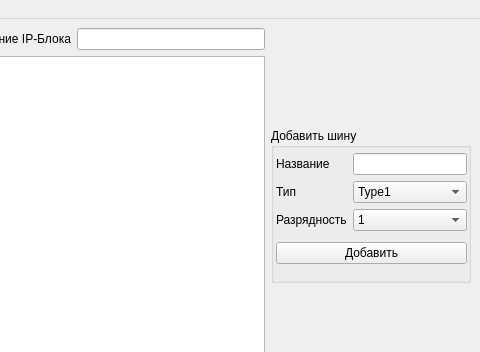
The window that mainwindow.ui (IraSoro/front-end-systems-engineering) describes before a commit, drawn with Qt 5; both pictures show x 547 to 1027 and y 0 to 352 of the 1027 by 442 pixel window.
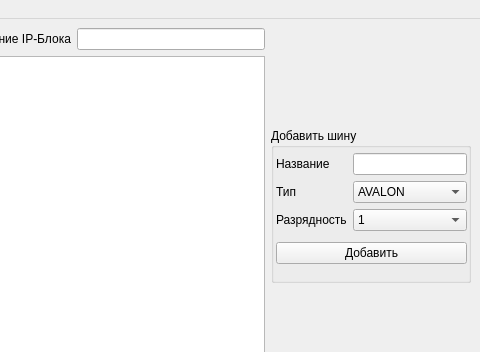
The same window after the commit.

```diff
--- a/mainwindow.ui
+++ b/mainwindow.ui
@@ -123,7 +123,7 @@
                      <widget class="QComboBox" name="comboBox_Type">
                       <item>
                        <property name="text">
-                        <string>Type1</string>
+                        <string>AVALON</string>
                        </property>
                       </item>
                       <item>
```
Left out of the diff: 9 changed lines with no effect on the pictures.
